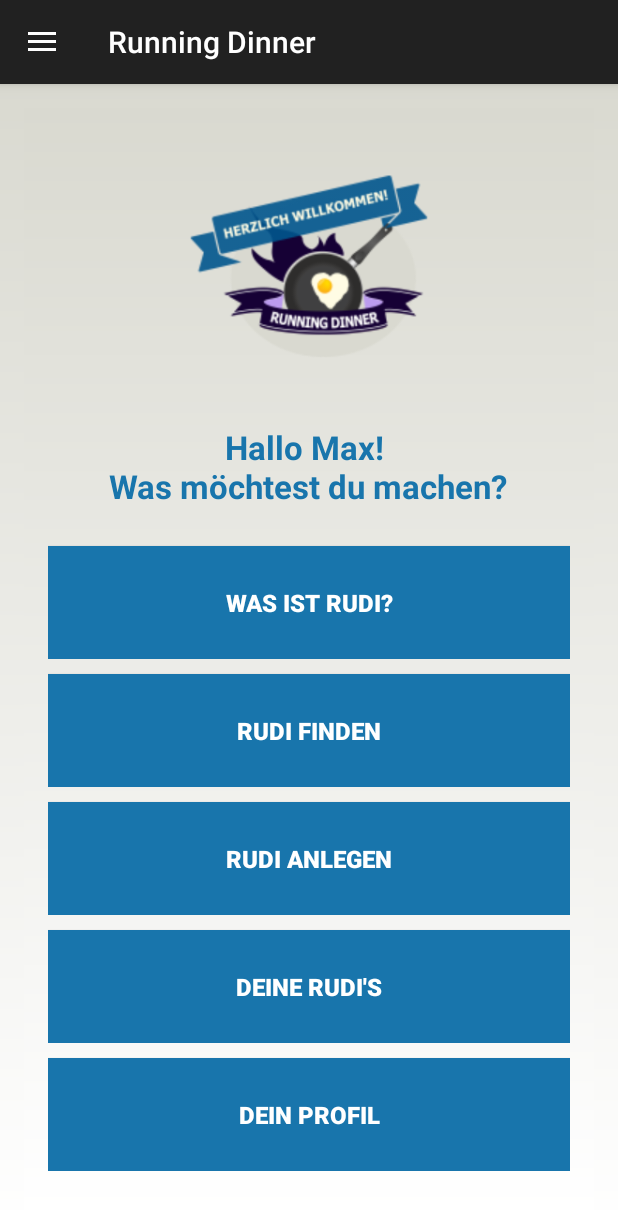
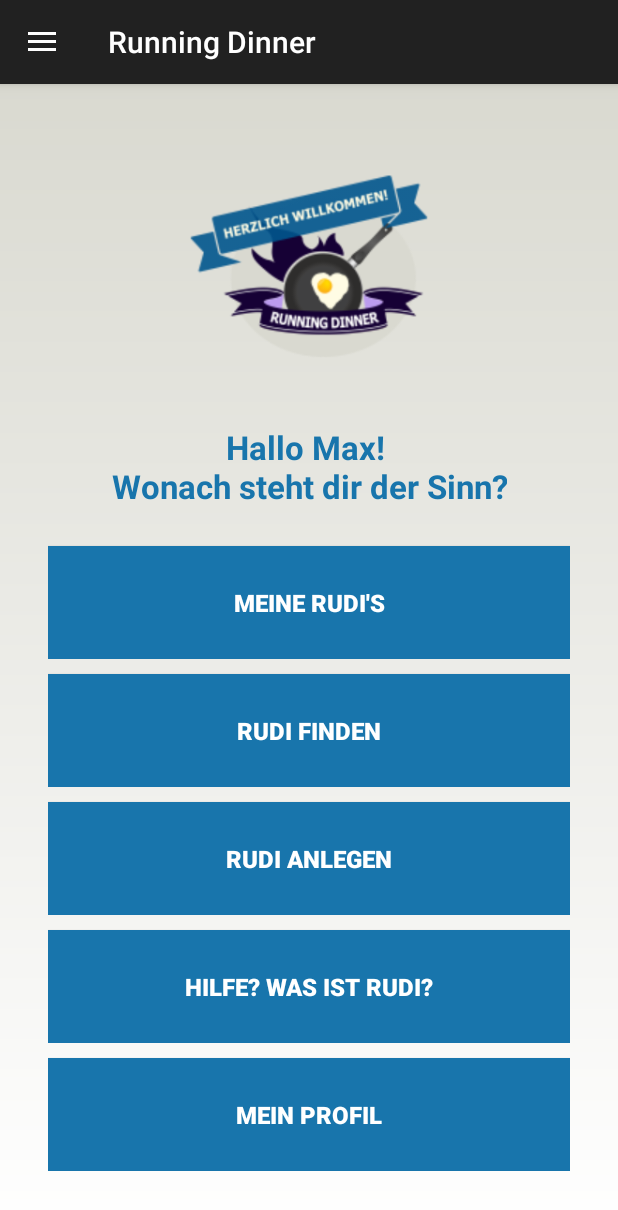
Before and after one commit to chuhi/RuDi, an Android app: the MainActivity screen opened directly, with no data from a screen before it, on a phone screen of 412 x 824 dp. Shown: the top 1210 px of the screen. Run offline under Robolectric (Android 15) with nearby library versions, the phone set to English and light mode, and no system bars.

Commit message:
Wording Profilnamen - nicht editierbar

```diff
--- a/app/src/main/java/de/rudi/fragments/RudiCreateFragment.java
+++ b/app/src/main/java/de/rudi/fragments/RudiCreateFragment.java
@@ -1,8 +1,12 @@
 package de.rudi.fragments;
 
 
+import android.app.AlertDialog;
 import android.app.DatePickerDialog;
+import android.app.Dialog;
 import android.app.TimePickerDialog;
+import android.content.DialogInterface;
+import android.content.Intent;
 import android.os.Bundle;
 import android.app.Fragment;
 import android.view.LayoutInflater;
@@ -16,6 +20,7 @@ import java.text.SimpleDateFormat;
 import java.util.Calendar;
 
 import de.rudi.R;
+import de.rudi.activities.LoginActivity;
 
 /**
  * A simple {@link Fragment} subclass.
@@ -54,7 +59,6 @@ public class RudiCreateFragment extends Fragment {
 
                 mDatum.setText(dateFormat.format(c.getTime()));
             }
-
         };
 
         // Aufruf Date Picker
--- a/app/src/main/res/layout/activity_login.xml
+++ b/app/src/main/res/layout/activity_login.xml
@@ -23,6 +23,7 @@
         android:layout_height="wrap_content"
         android:layout_marginTop="15dp"
         android:inputType="text"
+        android:background="@drawable/back"
         android:ems="10"
         android:padding="10dp"
         android:id="@+id/usernameInput"
@@ -43,6 +44,7 @@
         android:padding="10dp"
         android:id="@+id/passwordInput"
         android:hint="Passwort"
+        android:background="@drawable/back"
         android:textColorHint="#393a38"
         android:gravity="center_horizontal"
         android:layout_centerHorizontal="true"
--- a/app/src/main/res/layout/fragment_rudi_create.xml
+++ b/app/src/main/res/layout/fragment_rudi_create.xml
@@ -1,9 +1,7 @@
 <ScrollView xmlns:android="http://schemas.android.com/apk/res/android"
     android:id="@+id/ScrollView01"
     android:layout_width="fill_parent"
-    android:layout_height="fill_parent"
-    android:background="@drawable/gravity"
-    >
+    android:layout_height="fill_parent">
 
     <FrameLayout xmlns:android="http://schemas.android.com/apk/res/android"
         xmlns:tools="http://schemas.android.com/tools" android:layout_width="match_parent"
@@ -352,7 +350,7 @@
                                         android:layout_width="wrap_content"
                                         android:layout_height="wrap_content"
                                         android:layout_marginTop="5dp"
-                                        android:text="vegetarisch"
+                                        android:text="veggie"
                                         android:textSize="7pt"
                                         />
 
--- a/app/src/main/res/layout/fragment_start.xml
+++ b/app/src/main/res/layout/fragment_start.xml
@@ -1,9 +1,7 @@
 <ScrollView xmlns:android="http://schemas.android.com/apk/res/android"
     android:id="@+id/ScrollView01"
     android:layout_width="fill_parent"
-    android:layout_height="fill_parent"
-    android:background="@drawable/gravity"
-    >
+    android:layout_height="fill_parent">
 
     <FrameLayout xmlns:android="http://schemas.android.com/apk/res/android"
         xmlns:tools="http://schemas.android.com/tools"
@@ -72,7 +70,7 @@
                             android:layout_width="wrap_content"
                             android:layout_height="wrap_content"
                             android:textAppearance="?android:attr/textAppearanceLarge"
-                            android:text="Hallo Max! \nWas möchtest du machen?"
+                            android:text="Hallo Max! \nWonach steht dir der Sinn?"
                             android:id="@+id/welcomeText"
                             android:layout_column="26"
                             android:gravity="center"
@@ -89,17 +87,19 @@
                         android:layout_height="match_parent">
 
                         <Button
+                            style="?android:attr/buttonStyleSmall"
+                            android:layout_marginTop="10dp"
                             android:layout_width="wrap_content"
                             android:layout_height="75dp"
-                            android:layout_marginTop="10dp"
-                            android:text="Was ist RuDi?"
-                            android:id="@+id/bAbout"
+                            android:text="Meine RuDi's"
+                            android:id="@+id/bYourRuDi"
                             android:layout_column="26"
-                            android:layout_weight="1"
+                            android:layout_weight=".5"
                             android:textSize="16dp"
                             android:background="#1875ac"
                             android:textColor="#ffffff"
-                            android:textStyle="bold"/>
+                            android:textStyle="bold"
+                            />
 
                     </TableRow>
 
@@ -149,19 +149,18 @@
                         android:layout_height="match_parent">
 
                         <Button
-                            style="?android:attr/buttonStyleSmall"
-                            android:layout_marginTop="10dp"
                             android:layout_width="wrap_content"
                             android:layout_height="75dp"
-                            android:text="Deine RuDi's"
-                            android:id="@+id/bYourRuDi"
+                            android:layout_marginTop="10dp"
+                            android:text="Hilfe? Was ist RuDi?"
+                            android:id="@+id/bAbout"
                             android:layout_column="26"
-                            android:layout_weight=".5"
+                            android:layout_weight="1"
                             android:textSize="16dp"
                             android:background="#1875ac"
                             android:textColor="#ffffff"
-                            android:textStyle="bold"
-                            />
+                            android:textStyle="bold"/>
+
                     </TableRow>
 
 
@@ -174,7 +173,7 @@
                             android:layout_marginTop="10dp"
                             android:layout_width="wrap_content"
                             android:layout_height="75dp"
-                            android:text="Dein Profil"
+                            android:text="Mein Profil"
                             android:id="@+id/bProfil"
                             android:layout_column="26"
                             android:layout_weight=".5"
```
Also changed, not shown: app/src/main/java/de/rudi/activities/MainActivity.java (+20 -28 lines), app/src/main/res/layout/activity_register.xml (+36 -21 lines), app/src/main/res/layout/fragment_profil.xml (+7 -8 lines), 1 other file.
